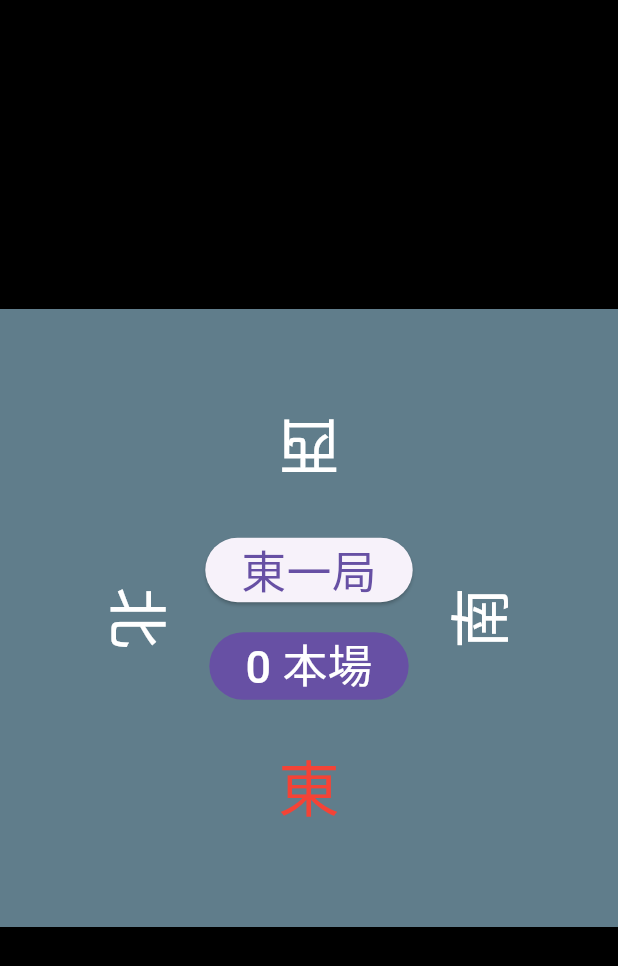
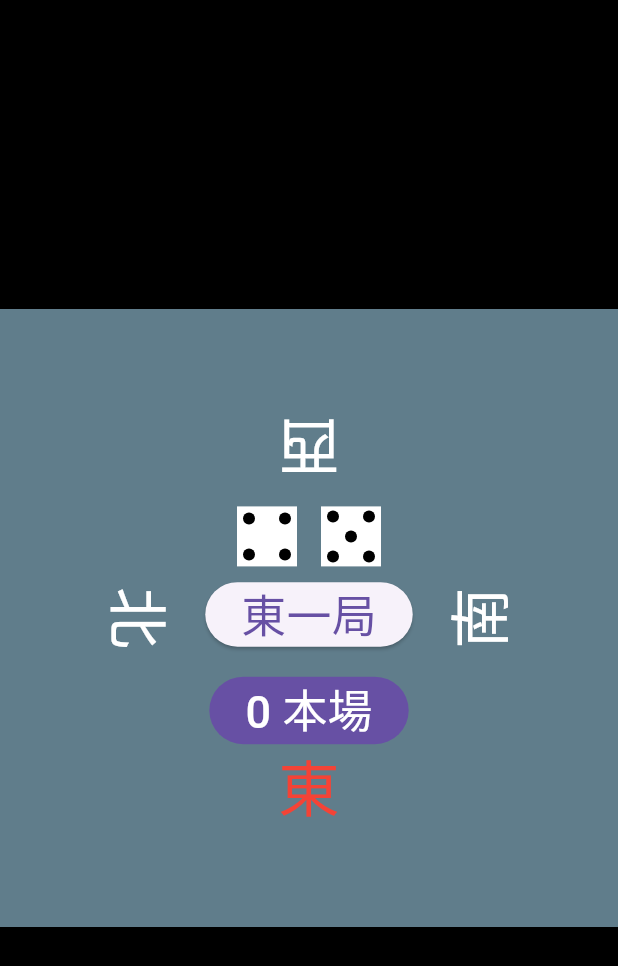
Before and after one commit to dicenull/mahjong_compass, a Flutter app: the screen it shows after launch, on a phone screen of 412 x 824 dp. Shown: the top 966 px of the screen. Run offline on Flutter 3.47's test engine with Material 3 defaults, Android fonts, the phone set to English and light mode, and no system bars; our stand-ins replace flutter_hooks, hooks_riverpod.

Commit message:
👍 サイコロを回せるようにした

```diff
--- /dev/null
+++ b/lib/die.dart
@@ -0,0 +1,106 @@
+import 'dart:async';
+import 'dart:math';
+
+import 'package:flutter/material.dart';
+import 'package:flutter_hooks/flutter_hooks.dart';
+
+const max = 6;
+
+class RollDie extends HookWidget {
+  const RollDie(this.size, {super.key});
+
+  final double size;
+
+  @override
+  Widget build(BuildContext context) {
+    final rnd = useMemoized(() => Random());
+    final n = useState(rnd.nextInt(max));
+    useEffect(
+      () {
+        final timer = Timer.periodic(
+          const Duration(milliseconds: 100),
+          (timer) {
+            // 前と同じ値にならないようにする
+            n.value = (n.value + rnd.nextInt(max - 1) + 1) % max;
+          },
+        );
+
+        return timer.cancel;
+      },
+      const [],
+    );
+
+    return Die(n: n.value + 1, size: size);
+  }
+}
+
+class Die extends StatelessWidget {
+  const Die({super.key, required this.n, required this.size});
+
+  final int n;
+  final double size;
+
+  @override
+  Widget build(BuildContext context) {
+    final dSize = size * .2;
+
+    const none = SizedBox.shrink();
+
+    return Container(
+      color: Colors.white,
+      height: size,
+      width: size,
+      child: Column(
+        mainAxisAlignment: MainAxisAlignment.spaceAround,
+        children: [
+          Row(
+            mainAxisAlignment: MainAxisAlignment.spaceAround,
+            children: [
+              if (n == 4 || n == 5 || n == 6) _Dot(dSize) else none,
+              none,
+              if (n != 1) _Dot(dSize) else none,
+            ],
+          ),
+          Row(
+            mainAxisAlignment: MainAxisAlignment.spaceAround,
+            children: [
+              if (n == 6) _Dot(dSize) else none,
+              if (n == 1 || n == 3 || n == 5)
+                _Dot(dSize, isRed: n == 1)
+              else
+                none,
+              if (n == 6) _Dot(dSize) else none,
+            ],
+          ),
+          Row(
+            mainAxisAlignment: MainAxisAlignment.spaceAround,
+            children: [
+              if (n != 1) _Dot(dSize) else none,
+              none,
+              if (n == 4 || n == 5 || n == 6) _Dot(dSize) else none,
+            ],
+          ),
+        ],
+      ),
+    );
+  }
+}
+
+class _Dot extends StatelessWidget {
+  const _Dot(this.size, {this.isRed = false});
+
+  final double size;
+  final bool isRed;
+
+  @override
+  Widget build(BuildContext context) {
+    return Container(
+      decoration: BoxDecoration(
+        shape: BoxShape.circle,
+        color: isRed ? Colors.red : Colors.black,
+      ),
+      width: size,
+      height: size,
+    );
+  }
+}
--- a/lib/main.dart
+++ b/lib/main.dart
@@ -1,4 +1,9 @@
+import 'dart:async';
+import 'dart:math';
+
+import 'package:app/die.dart';
 import 'package:flutter/material.dart';
+import 'package:flutter_hooks/flutter_hooks.dart';
 import 'package:hooks_riverpod/hooks_riverpod.dart';
 
 final roundProvider = StateProvider<int>((ref) => 0);
@@ -100,15 +105,7 @@
                   child: Column(
                     mainAxisAlignment: MainAxisAlignment.center,
                     children: [
-                      // Wrap(
-                      //   children: List.generate(
-                      //     6,
-                      //     (index) => Padding(
-                      //       padding: const EdgeInsets.all(8.0),
-                      //       child: _Die(n: index + 1, size: 40),
-                      //     ),
-                      //   ),
-                      // ),
+                      _Dice(),
                       ElevatedButton(
                         onPressed: () {
                           ref
@@ -155,73 +152,51 @@
   }
 }
 
-class _Die extends StatelessWidget {
-  const _Die({required this.n, required this.size});
-
-  final int n;
-  final double size;
-
+class _Dice extends HookWidget {
   @override
   Widget build(BuildContext context) {
-    final dSize = size * .2;
+    final isStop = useState(false);
+    const size = 40.0;
+    final rnd = useMemoized(() => Random());
+    final nList = useState([rnd.nextInt(max), rnd.nextInt(max)]);
 
-    const none = SizedBox.shrink();
+    useEffect(
+      () {
+        if (isStop.value) {
+          return () {};
+        }
 
-    return Container(
-      color: Colors.white,
-      height: size,
-      width: size,
-      child: Column(
-        mainAxisAlignment: MainAxisAlignment.spaceAround,
-        children: [
-          Row(
-            mainAxisAlignment: MainAxisAlignment.spaceAround,
-            children: [
-              if (n == 4 || n == 5 || n == 6) _Dot(dSize) else none,
-              none,
-              if (n != 1) _Dot(dSize) else none,
-            ],
-          ),
-          Row(
-            mainAxisAlignment: MainAxisAlignment.spaceAround,
-            children: [
-              if (n == 6) _Dot(dSize) else none,
-              if (n == 1 || n == 3 || n == 5)
-                _Dot(dSize, isRed: n == 1)
-              else
-                none,
-              if (n == 6) _Dot(dSize) else none,
-            ],
-          ),
-          Row(
-            mainAxisAlignment: MainAxisAlignment.spaceAround,
-            children: [
-              if (n != 1) _Dot(dSize) else none,
-              none,
-              if (n == 4 || n == 5 || n == 6) _Dot(dSize) else none,
-            ],
-          ),
-        ],
+        final timer = Timer.periodic(
+          const Duration(milliseconds: 100),
+          (timer) {
+            // 前と同じ値にならないようにする
+            nList.value = nList.value
+                .map((n) => n = (n + rnd.nextInt(max - 1) + 1) % max)
+                .toList();
+          },
+        );
+
+        return timer.cancel;
+      },
+      [isStop.value],
+    );
+
+    return GestureDetector(
+      onTap: () {
+        isStop.value = !isStop.value;
+      },
+      behavior: HitTestBehavior.opaque,
+      child: Padding(
+        padding: const EdgeInsets.all(8.0),
+        child: Row(
+          mainAxisAlignment: MainAxisAlignment.center,
+          children: [
+            Die(n: nList.value[0], size: size),
+            const SizedBox(width: 16),
+            Die(n: nList.value[1], size: size),
+          ],
+        ),
       ),
-    );
-  }
-}
-
-class _Dot extends StatelessWidget {
-  const _Dot(this.size, {this.isRed = false});
-
-  final double size;
-  final bool isRed;
-
-  @override
-  Widget build(BuildContext context) {
-    return Container(
-      decoration: BoxDecoration(
-        shape: BoxShape.circle,
-        color: isRed ? Colors.red : Colors.black,
-      ),
-      width: size,
-      height: size,
     );
   }
 }
```
